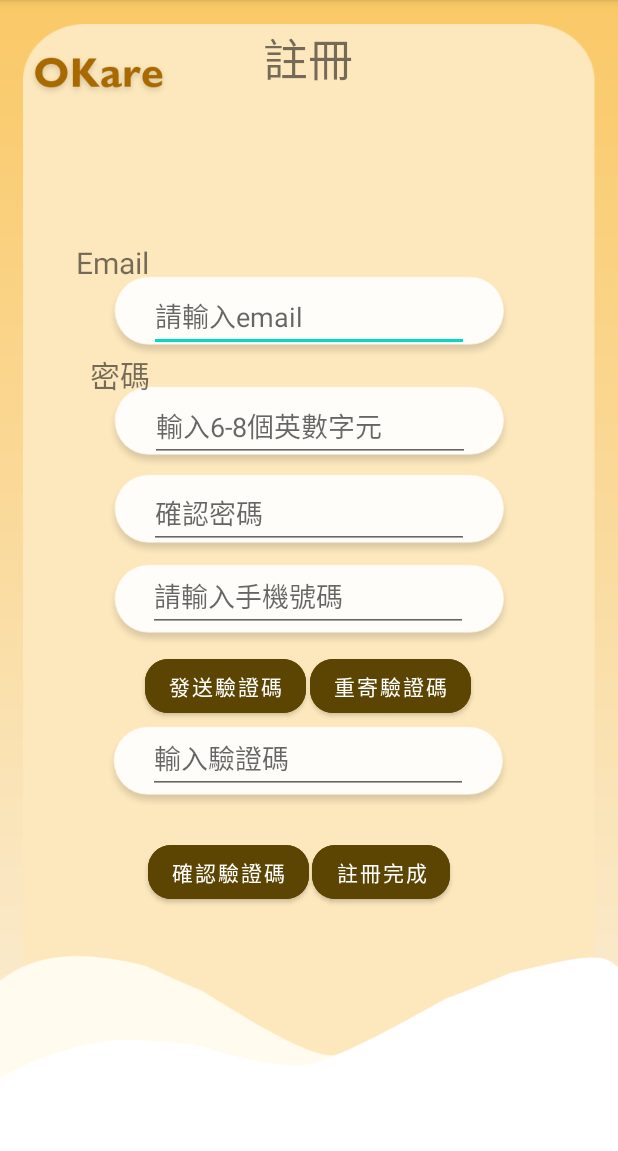
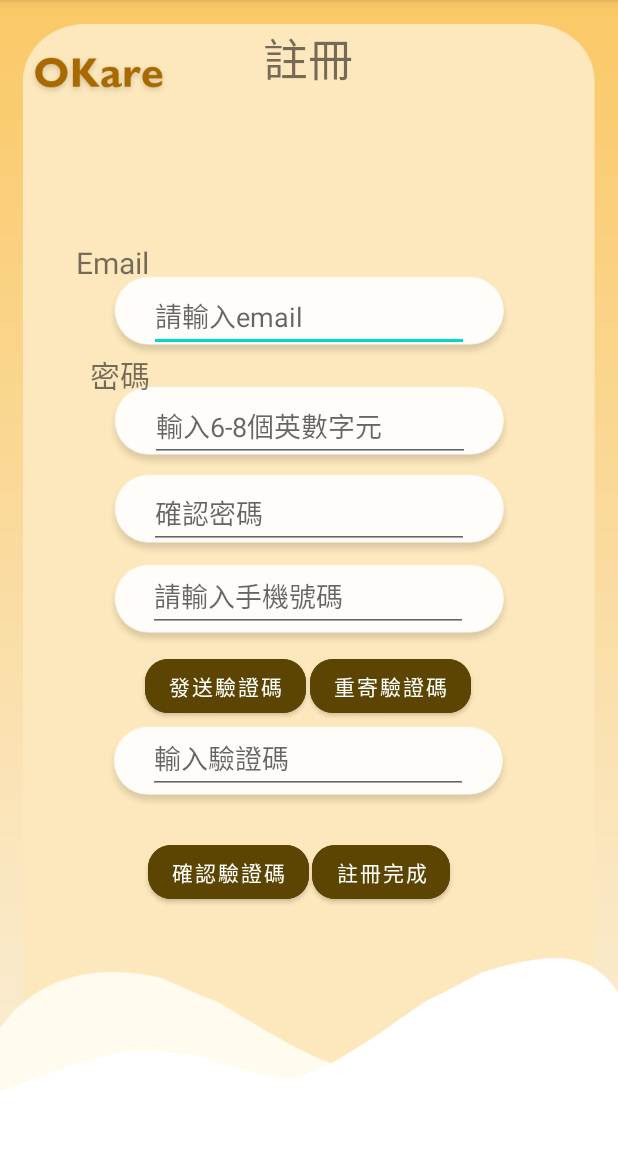
Before and after one commit to JoyLinnnn/OKare, an Android app: the Register screen opened directly, with no data from a screen before it, on a phone screen of 412 x 824 dp, the part 84-1235 px from its top. Run offline under Robolectric (Android 15) with nearby library versions, the phone set to English and light mode, and no system bars; our stand-ins replace Firebase (no records; nobody signed in at launch, a user with empty details on screens opened directly).

Commit message:
註冊介面修改

```diff
--- a/app/src/main/res/layout/activity_register.xml
+++ b/app/src/main/res/layout/activity_register.xml
@@ -286,7 +286,7 @@
         android:id="@+id/imageView23"
         android:layout_width="0dp"
         android:layout_height="0dp"
-        android:background="@drawable/aaa1"
+        android:background="@drawable/aaadown"
         app:layout_constraintBottom_toBottomOf="parent"
         app:layout_constraintEnd_toEndOf="parent"
         app:layout_constraintStart_toStartOf="parent"
```
Also changed, not shown: app/src/main/res/drawable/aaadown.png (added).
